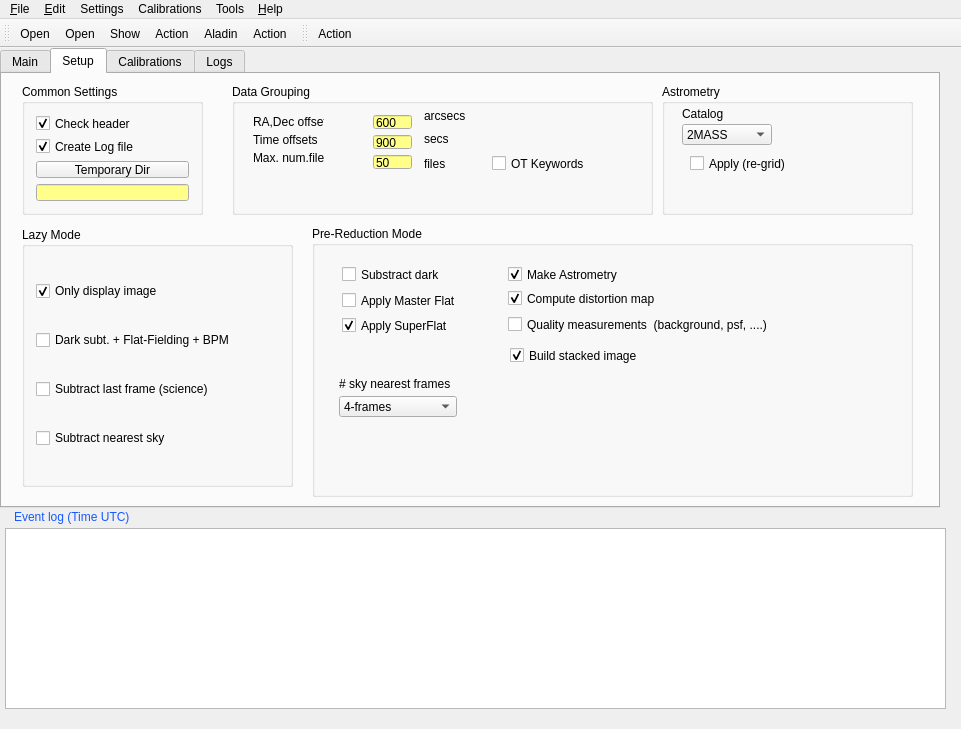
This is QL4/panicQL.ui in ppmim/PAPI as Qt 5 draws it before an edit. The edited form follows.
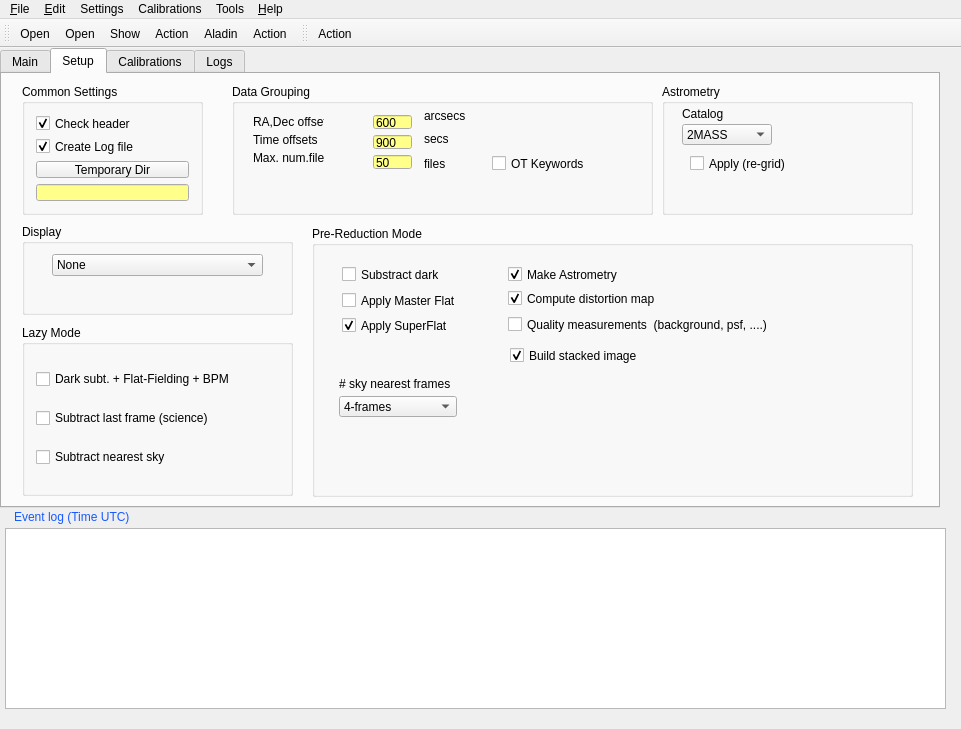
This is the edited form. The open tabs and pages were chosen to show the change. Icons and pictures are not drawn.

Commit message:
Added serveral functions:   - support for domeFlat series (non lamp ON/OFF)   - added two main NLC model files to config file (model_lir and model_rrrmpia)   - added comboBox for display options of new files on QL
Fixed bug to display MEF dark frames.

Diff of the .ui file:
```diff
--- a/QL4/panicQL.ui
+++ b/QL4/panicQL.ui
@@ -1709,25 +1709,15 @@
       <property name="geometry">
        <rect>
         <x>20</x>
-        <y>153</y>
+        <y>251</y>
         <width>271</width>
-        <height>260</height>
+        <height>171</height>
        </rect>
       </property>
       <property name="title">
        <string>Lazy Mode</string>
       </property>
       <layout class="QVBoxLayout" name="verticalLayout">
-       <item>
-        <widget class="QCheckBox" name="checkBox_show_imgs">
-         <property name="text">
-          <string>Only display image</string>
-         </property>
-         <property name="checked">
-          <bool>true</bool>
-         </property>
-        </widget>
-       </item>
        <item>
         <widget class="QCheckBox" name="checkBox_subDark_FF_BPM">
          <property name="toolTip">
@@ -1951,6 +1941,49 @@
        </property>
       </widget>
      </widget>
+     <widget class="QGroupBox" name="groupBox_4">
+      <property name="geometry">
+       <rect>
+        <x>20</x>
+        <y>150</y>
+        <width>271</width>
+        <height>91</height>
+       </rect>
+      </property>
+      <property name="title">
+       <string>Display</string>
+      </property>
+      <widget class="QComboBox" name="comboBox_show_imgs">
+       <property name="geometry">
+        <rect>
+         <x>30</x>
+         <y>30</y>
+         <width>211</width>
+         <height>22</height>
+        </rect>
+       </property>
+       <item>
+        <property name="text">
+         <string>None</string>
+        </property>
+       </item>
+       <item>
+        <property name="text">
+         <string>Only new files in 'Input Dir'</string>
+        </property>
+       </item>
+       <item>
+        <property name="text">
+         <string>Only results</string>
+        </property>
+       </item>
+       <item>
+        <property name="text">
+         <string>All files</string>
+        </property>
+       </item>
+      </widget>
+     </widget>
     </widget>
     <widget class="QWidget" name="tab">
      <property name="enabled">
```
Left out of the diff: 40 changed lines with no effect on the pictures. The commit also changes 11 other files.
